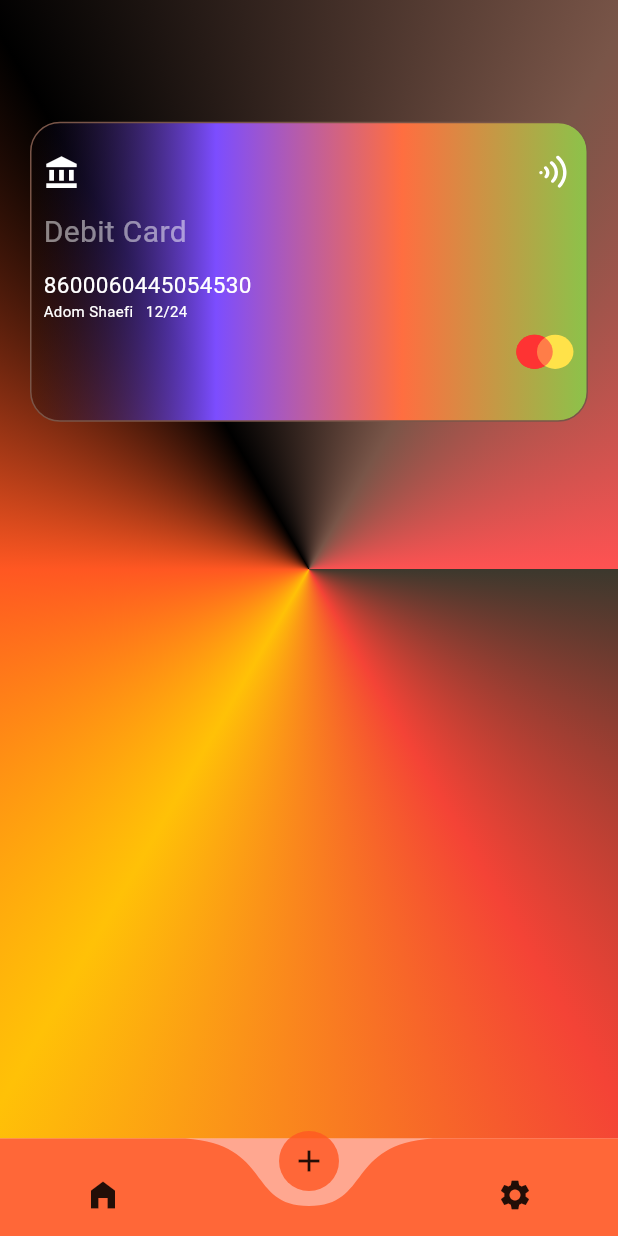
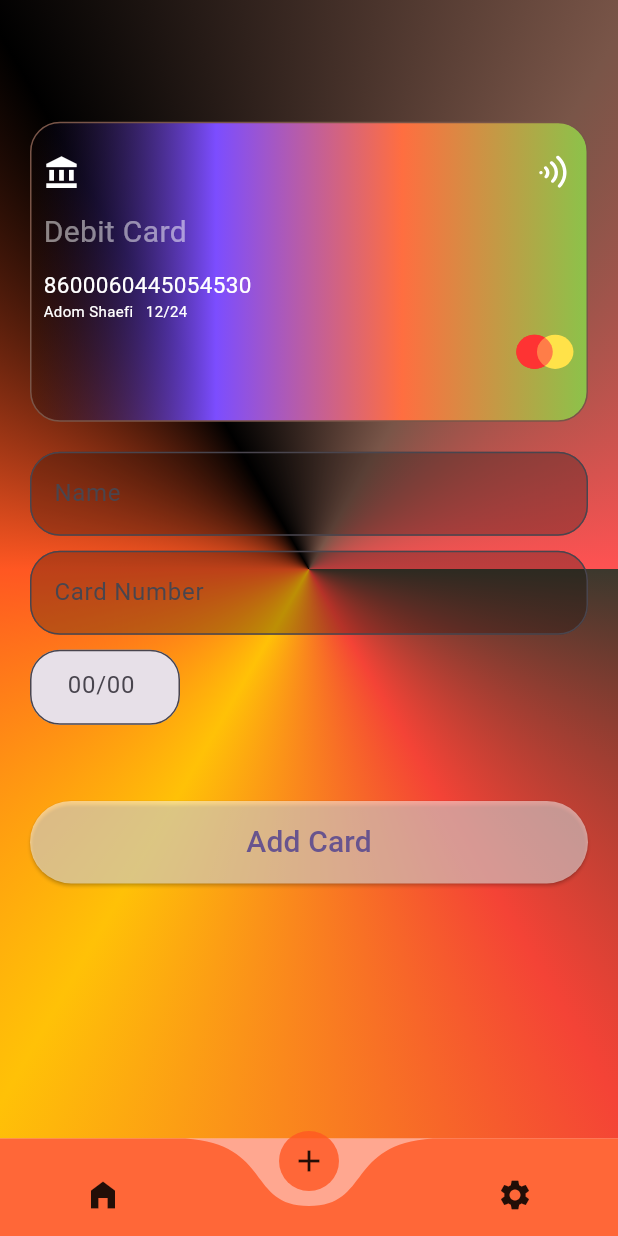
Before and after one commit to MuhammadsharifDev/banking-app, a Flutter app: the screen it shows once a user with an empty profile is signed in, item 2 of the bottom bar chosen, on a phone screen of 412 x 824 dp. Run offline on Flutter 3.47's test engine with Material 2 defaults, Android fonts, the phone set to English and light mode, and no system bars; drawn by our look-alikes of curved_navigation_bar, keyboard_dismisser; our stand-ins replace bloc, cloud_firestore, equatable, firebase_auth, firebase_core, flutter_bloc and 5 more; accounts and stored records are empty; Roboto replaces fonts that are missing (Aclonica).

Commit message:
change add card page

```diff
--- a/lib/core/widgets/textformfield.dart
+++ b/lib/core/widgets/textformfield.dart
@@ -1,8 +1,9 @@
 import 'package:flutter/material.dart';
 
 class InputDecorationModel{
-  static InputDecoration items({required String hintext,}){
+  static InputDecoration items({required String hintext,Color?color}){
     return InputDecoration(
+      fillColor: color,
       errorBorder: const OutlineInputBorder(
         borderSide: BorderSide(color: Colors.red),
       ),
--- a/lib/presintation/main/addcard/addcard_page.dart
+++ b/lib/presintation/main/addcard/addcard_page.dart
@@ -1,19 +1,34 @@
+import 'package:banking_app/core/widgets/elevatedbottom.dart';
+import 'package:banking_app/core/widgets/textformfield.dart';
 import 'package:banking_app/core/widgets/textstyle.dart';
+import 'package:banking_app/core/widgets/toast_widget.dart';
+import 'package:banking_app/presintation/main/addcard/widget/card_ui_widget.dart';
 import 'package:flutter/material.dart';
 import 'package:flutter_svg/flutter_svg.dart';
 
-class AddCardPage extends StatelessWidget {
-  const AddCardPage({super.key});
+class AddCardPage extends StatefulWidget {
+  AddCardPage({super.key});
+
+  @override
+  State<AddCardPage> createState() => _AddCardPageState();
+}
+
+class _AddCardPageState extends State<AddCardPage> {
+  TextEditingController CardNumberController = TextEditingController();
+
+  TextEditingController CardUserController = TextEditingController();
+
+  TextEditingController ValidityController = TextEditingController();
 
   @override
   Widget build(BuildContext context) {
-    var media=MediaQuery.of(context);
+    var media = MediaQuery.of(context);
     return Scaffold(
       body: Container(
         height: double.infinity,
         width: double.infinity,
-        decoration:  const BoxDecoration(
-         gradient:SweepGradient(
+        decoration: const BoxDecoration(
+          gradient: SweepGradient(
             colors: [
               Color(0xff3C382D),
               Colors.red,
@@ -22,68 +37,76 @@ class AddCardPage extends StatelessWidget {
               Colors.black,
               Colors.brown,
               Colors.redAccent
-
-           ],
-
-         ),
-        ),
-        child: Padding(
-          padding: const EdgeInsets.only(left: 20,right: 20),
-          child: Column(
-            children: [
-              SizedBox(height: media.size.height*80/812,),
-              Container(
-                height: 200,
-                width: double.infinity,
-                decoration: BoxDecoration(
-                  color: Colors.deepPurpleAccent,
-                  borderRadius: BorderRadius.circular(20),
-                   border: Border.all(color: Colors.brown),
-                  gradient: const LinearGradient(
-                    colors:[
-                      Colors.black26,
-                      Colors.deepPurpleAccent,
-                      Colors.deepOrangeAccent,
-                      Colors.lightGreen,
             ],
           ),
         ),
-                child:  Padding(
-                  padding: const EdgeInsets.all(8.0),
+        child: SingleChildScrollView(
+          child: Padding(
+            padding: const EdgeInsets.only(left: 20, right: 20),
             child: Column(
               crossAxisAlignment: CrossAxisAlignment.start,
               children: [
-                      SizedBox(height: 10,),
-                      Row(
-                        mainAxisAlignment: MainAxisAlignment.spaceBetween,
-                        children: [
-                          const Icon(Icons.account_balance,color: Colors.white,),
                 SizedBox(
-                              height: 30,
-                              width: 30,
-                              child: SvgPicture.asset('assets/svg_icons/wifi.svg')),
-
+                  height: media.size.height * 80 / 812,
+                ),
+                const CardUIWidget(),
+                const SizedBox(
+                  height: 20,
+                ),
+                TextFormField(
+                  controller: CardUserController,
+                  validator: (value) {
+                    if (value!.isEmpty) {
+                      getMyToast(message: 'Malumot yetarli emas');
+                    }
+                  },
+                  decoration: InputDecorationModel.items(
+                      hintext: 'Name', color: Colors.black26),
+                ),
+                const SizedBox(
+                  height: 10,
+                ),
+                TextFormField(
+                  controller: CardNumberController,
+                  validator: (value) {
+                    if (value!.isEmpty) {
+                      getMyToast(message: 'Malumot yetarli emas');
+                    }
+                  },
+                  keyboardType: TextInputType.phone,
+                  decoration: InputDecorationModel.items(
+                      hintext: 'Card Number', color: Colors.black26),
+                ),
+                const SizedBox(
+                  height: 10,
+                ),
+                SizedBox(
+                  width: 100,
+                  height: 50,
+                  child: TextFormField(
+                    controller: ValidityController,
+                    validator: (value) {
+                      if (value!.isEmpty) {
+                        getMyToast(message: 'Malumot yetarli emas');
+                      }
+                    },
+                    keyboardType: TextInputType.phone,
+                    decoration: InputDecorationModel.items(hintext: '  00/00  ' )
+                  ),
+                ),
+                SizedBox(
+                  height: media.size.height * 50 / 812,
+                ),
+                ElevatedButton(
+                  onPressed: () {},
+                  style: ElevatedButton.styleFrom(
+                    backgroundColor: Colors.white.withOpacity(0.5),
+                    minimumSize: const Size(double.infinity, 55),
+                  ),
+                  child: StyleTextModel.items(text: 'Add Card', size: 20),
+                ),
               ],
             ),
-                      SizedBox(height: media.size.height*10/812,),
-                      StyleTextModel.items(text: 'Debit Card', size: 20,color: Colors.white.withOpacity(0.5)),
-                      SizedBox(height: media.size.height*10/812,),
-                      StyleTextModel.items(text: '8600060445054530', size: 15,color: Colors.white),
-                      StyleTextModel.items(text: 'Adom Shaefi   12/24', size: 10,color: Colors.white),
-                      Row(
-                        mainAxisAlignment: MainAxisAlignment.end,
-                        children: [
-                          SizedBox(
-                            height:40,
-                              width: 40,
-                              child: SvgPicture.asset('assets/svg_icons/master_card.svg')),
-                        ],
-                      )
-                    ],
-                  ),
-                ),
-              ),
-            ],
           ),
         ),
       ),
--- /dev/null
+++ b/lib/presintation/main/addcard/bloc/addcard_event.dart
@@ -0,0 +1,4 @@
+part of 'addcard_bloc.dart';
+
+@immutable
+abstract class AddcardEvent {}
--- /dev/null
+++ b/lib/presintation/main/addcard/bloc/addcard_state.dart
@@ -0,0 +1,6 @@
+part of 'addcard_bloc.dart';
+
+@immutable
+abstract class AddcardState {}
+
+class AddcardInitial extends AddcardState {}
--- /dev/null
+++ b/lib/presintation/main/addcard/widget/card_ui_widget.dart
@@ -0,0 +1,62 @@
+import 'package:banking_app/core/widgets/textstyle.dart';
+import 'package:flutter/material.dart';
+import 'package:flutter_svg/flutter_svg.dart';
+
+class CardUIWidget extends StatelessWidget {
+  const CardUIWidget({super.key});
+
+  @override
+  Widget build(BuildContext context) {
+    var media=MediaQuery.of(context);
+    return  Container(
+      height: 200,
+      width: double.infinity,
+      decoration: BoxDecoration(
+        color: Colors.deepPurpleAccent,
+        borderRadius: BorderRadius.circular(20),
+        border: Border.all(color: Colors.brown),
+        gradient: const LinearGradient(
+          colors:[
+            Colors.black26,
+            Colors.deepPurpleAccent,
+            Colors.deepOrangeAccent,
+            Colors.lightGreen,
+          ],
+        ),
+      ),
+      child:  Padding(
+        padding: const EdgeInsets.all(8.0),
+        child: Column(
+          crossAxisAlignment: CrossAxisAlignment.start,
+          children: [
+            SizedBox(height: 10,),
+            Row(
+              mainAxisAlignment: MainAxisAlignment.spaceBetween,
+              children: [
+                const Icon(Icons.account_balance,color: Colors.white,),
+                SizedBox(
+                    height: 30,
+                    width: 30,
+                    child: SvgPicture.asset('assets/svg_icons/wifi.svg')),
+              ],
+            ),
+            SizedBox(height: media.size.height*10/812,),
+            StyleTextModel.items(text: 'Debit Card', size: 20,color: Colors.white.withOpacity(0.5)),
+            SizedBox(height: media.size.height*10/812,),
+            StyleTextModel.items(text: '8600060445054530', size: 15,color: Colors.white),
+            StyleTextModel.items(text: 'Adom Shaefi   12/24', size: 10,color: Colors.white),
+            Row(
+              mainAxisAlignment: MainAxisAlignment.end,
+              children: [
+                SizedBox(
+                    height:40,
+                    width: 40,
+                    child: SvgPicture.asset('assets/svg_icons/master_card.svg')),
+              ],
+            ),
+          ],
+        ),
+      ),
+    );
+  }
+}
--- a/pubspec.yaml
+++ b/pubspec.yaml
@@ -54,6 +54,7 @@ dependencies:
   curved_navigation_bar: ^1.0.3
   syncfusion_flutter_charts: ^22.2.12
   slide_to_act: ^2.0.1
+  fluttertoast: ^8.1.1
   swipeable_button_view: ^0.0.2
 
 
```
Also changed, not shown: lib/core/widgets/toast_widget.dart (added, +14 -0 lines), lib/data/model/card_model.dart (added, +27 -0 lines), lib/data/repository/card_repository.dart (added, +56 -0 lines), lib/presintation/main/addcard/bloc/addcard_bloc.dart (added, +15 -0 lines), lib/presintation/main/setting/setting_page.dart (+36 -5 lines), pubspec.lock. Lines whose indentation alone changed are shown as unchanged.
